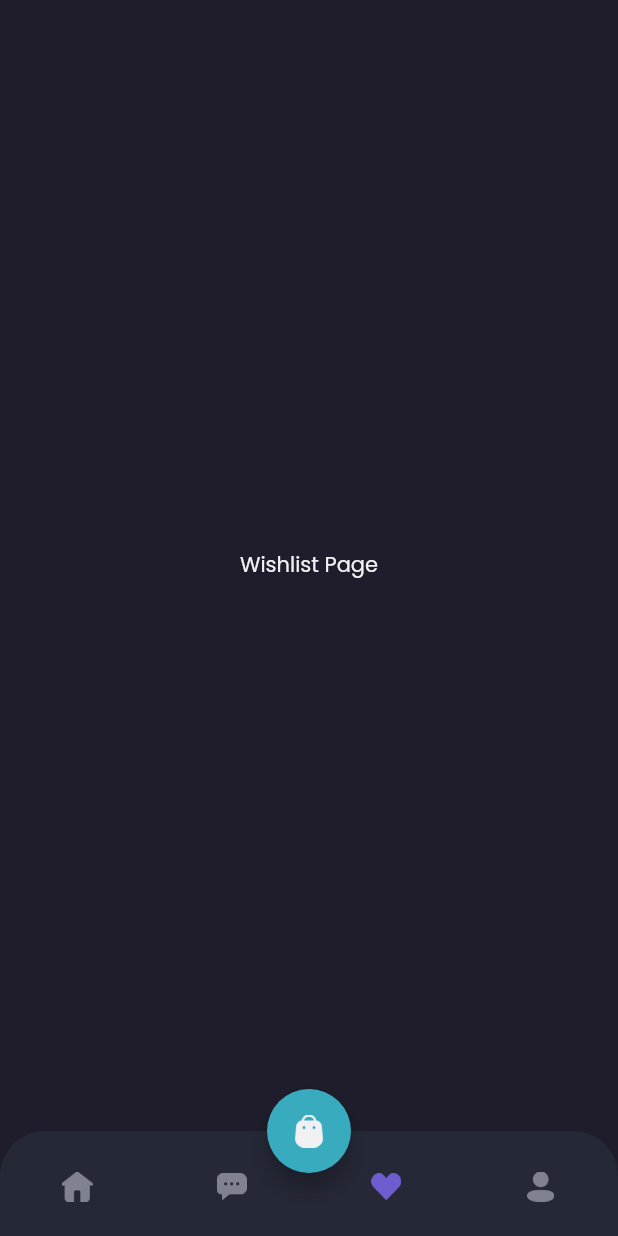
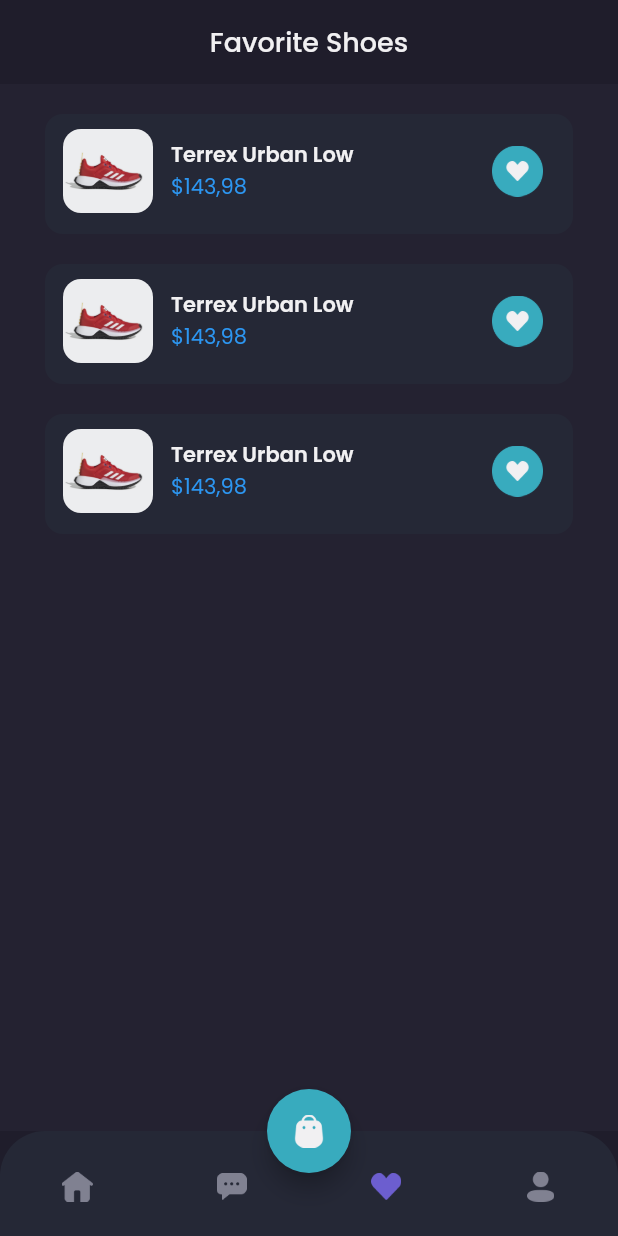
Before and after one commit to Koredeee/shamo-commerce, a Flutter app: the MainPage screen opened by its route, item 3 of the bottom bar chosen, on a phone screen of 412 x 824 dp. Run offline on Flutter 3.47's test engine with Material 2 defaults, Android fonts, the phone set to English and light mode, and no system bars; our stand-ins replace google_fonts.

Commit message:
Added Wishlist Page

```diff
--- a/shamo/lib/pages/home/wishlist_page.dart
+++ b/shamo/lib/pages/home/wishlist_page.dart
@@ -1,15 +1,105 @@
-// ignore_for_file: prefer_const_constructors
+// ignore_for_file: prefer_const_constructors, sized_box_for_whitespace
 
 import 'package:flutter/material.dart';
+import 'package:shamo/pages/widgets/wishlist_card.dart';
 import 'package:shamo/theme.dart';
 
 class WishlistPage extends StatelessWidget {
   const WishlistPage({super.key});
 
+  Widget header() {
+    return AppBar(
+      backgroundColor: backgroundColor1,
+      centerTitle: true,
+      title: Text(
+        'Favorite Shoes',
+        style: primaryTextStyle.copyWith(
+          fontSize: 18,
+          fontWeight: medium,
+        ),
+      ),
+      elevation: 0, // erase the shadow
+      automaticallyImplyLeading: false,
+    );
+  }
+
+  Widget emptyWishlist() {
+    // pake Expanded karena sisa dari space akan di-isi dengan  content section
+    return Expanded(
+      child: Container(
+        width: double.infinity,
+        color: backgroundColor3,
+        child: Column(
+          mainAxisAlignment: MainAxisAlignment.center,
+          children: [
+            Image.asset('assets/icon_love.png', width: 74),
+            SizedBox(
+              height: 23,
+            ),
+            Text(
+              'You don\'t have dream shoes?',
+              style:
+                  primaryTextStyle.copyWith(fontSize: 16, fontWeight: medium),
+            ),
+            SizedBox(height: 12),
+            Text(
+              'Let\'s find your favorite shoes',
+              // tidak perlu .copyWith karena sudah basenya 14 size from flutter
+              style: secondaryTextStyle,
+            ),
+            SizedBox(height: 20),
+            Container(
+              height: 44,
+              child: TextButton(
+                  style: TextButton.styleFrom(
+                    padding: EdgeInsets.symmetric(
+                      horizontal: 24,
+                      vertical: 10,
+                    ),
+                    backgroundColor: primaryColor,
+                    shape: RoundedRectangleBorder(
+                      borderRadius: BorderRadius.circular(12),
+                    ),
+                  ),
+                  onPressed: () {},
+                  child: Text(
+                    'Explore Store',
+                    style: primaryTextStyle.copyWith(
+                      fontSize: 16,
+                      fontWeight: medium,
+                    ),
+                  )),
+            ),
+          ],
+        ),
+      ),
+    );
+  }
+
+  Widget content() {
+    return Expanded(
+      child: Container(
+        color: backgroundColor3,
+        child: ListView(
+          padding: EdgeInsets.symmetric(horizontal: defaultMargin),
+          children: [
+            WishlistCard(),
+            WishlistCard(),
+            WishlistCard(),
+          ],
+        ),
+      ),
+    );
+  }
+
   @override
   Widget build(BuildContext context) {
-    return Center(
-      child: Text('Wishlist Page', style: primaryTextStyle),
+    return Column(
+      children: [
+        header(),
+        // emptyWishlist(),
+        content(),
+      ],
     );
   }
 }
--- /dev/null
+++ b/shamo/lib/pages/widgets/wishlist_card.dart
@@ -0,0 +1,50 @@
+// ignore_for_file: prefer_const_constructors
+
+import 'package:flutter/material.dart';
+import 'package:shamo/theme.dart';
+
+class WishlistCard extends StatelessWidget {
+  const WishlistCard({super.key});
+
+  @override
+  Widget build(BuildContext context) {
+    return Container(
+      margin: EdgeInsets.only(top: 20),
+      padding: EdgeInsets.only(top: 10, left: 12, bottom: 14, right: 20),
+      decoration: BoxDecoration(
+        borderRadius: BorderRadius.circular(12),
+        color: backgroundColor4,
+      ),
+      child: Row(
+        children: [
+          ClipRRect(
+            borderRadius: BorderRadius.circular(12),
+            child: Image.asset(
+              'assets/image_shoes.png',
+              width: 60,
+            ),
+          ),
+          SizedBox(width: 12),
+          Expanded(
+            child: Column(
+              crossAxisAlignment: CrossAxisAlignment.start,
+              children: [
+                Text(
+                  'Terrex Urban Low',
+                  style: primaryTextStyle.copyWith(
+                    fontWeight: semiBold,
+                  ),
+                ),
+                Text(
+                  '\$143,98',
+                  style: priceTextStyle,
+                )
+              ],
+            ),
+          ),
+          Image.asset('assets/button_wishlist_blue.png', width: 34)
+        ],
+      ),
+    );
+  }
+}
```
Also changed, not shown: shamo/lib/pages/home/chat_page.dart (+6 -3 lines), shamo/assets/icon_love.png (added).
